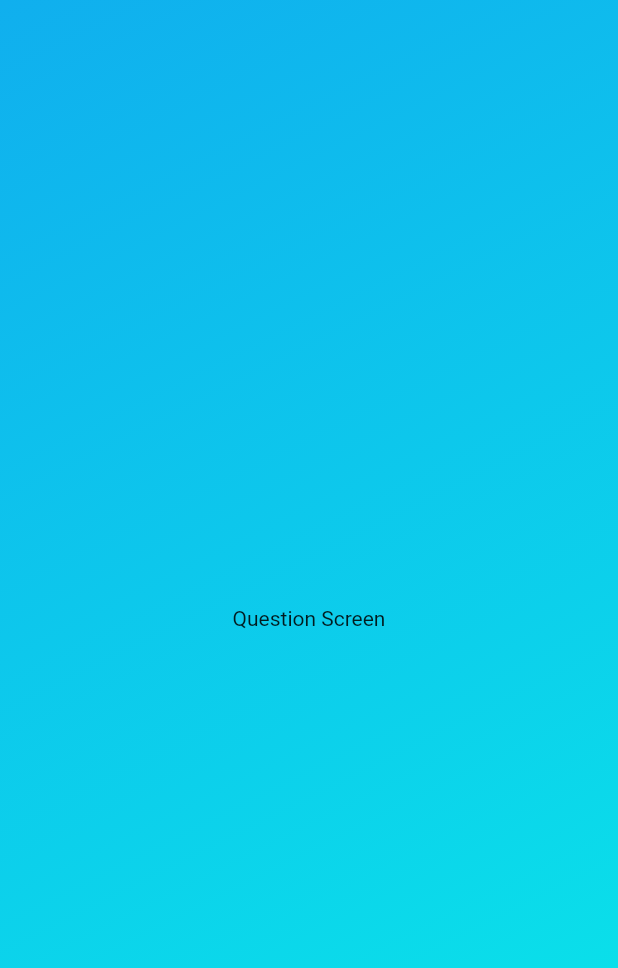
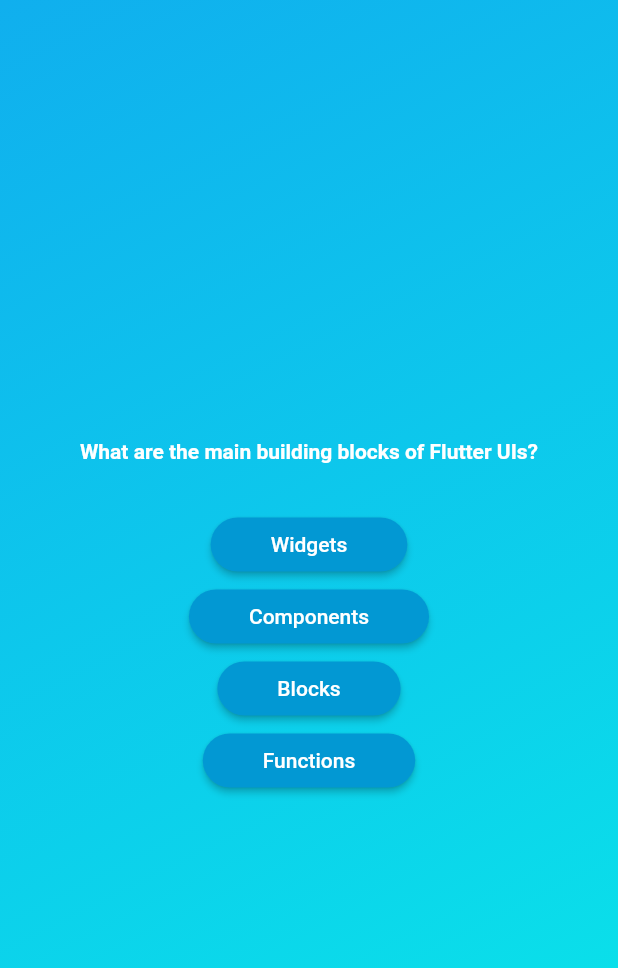
Before and after one commit to enescangull/quiz_app, a Flutter app: the screen it shows after launch, after a tap on "Start Quiz", on a phone screen of 412 x 824 dp. Shown: the top 968 px of the screen. Run offline on Flutter 3.47's test engine with Material 2 defaults, Android fonts, the phone set to English and light mode, and no system bars.

Commit message:
quiz screen edits

```diff
--- /dev/null
+++ b/lib/answer_button.dart
@@ -0,0 +1,29 @@
+import 'package:flutter/material.dart';
+
+class AnswerButton extends StatelessWidget {
+  const AnswerButton({
+    super.key,
+    required this.answerText,
+    required this.onTap,
+  });
+  final String answerText;
+  final void Function() onTap;
+  @override
+  Widget build(BuildContext context) {
+    return ElevatedButton(
+      onPressed: () {},
+      style: ElevatedButton.styleFrom(
+          padding: const EdgeInsets.symmetric(
+            vertical: 10,
+            horizontal: 40,
+          ),
+          backgroundColor: Color.fromARGB(255, 2, 152, 211),
+          foregroundColor: Colors.white,
+          shape:
+              RoundedRectangleBorder(borderRadius: BorderRadius.circular(40))),
+      child: Text(
+        answerText,
+      ),
+    );
+  }
+}
--- /dev/null
+++ b/lib/data/questions.dart
@@ -0,0 +1,55 @@
+import 'package:quiz_app/models/quiz_question.dart';
+
+const questions = [
+  QuizQuestion(
+    'What are the main building blocks of Flutter UIs?',
+    [
+      'Widgets',
+      'Components',
+      'Blocks',
+      'Functions',
+    ],
+  ),
+  QuizQuestion('How are Flutter UIs built?', [
+    'By combining widgets in code',
+    'By combining widgets in a visual editor',
+    'By defining widgets in config files',
+    'By using XCode for iOS and Android Studio for Android',
+  ]),
+  QuizQuestion(
+    'What\'s the purpose of a StatefulWidget?',
+    [
+      'Update UI as data changes',
+      'Update data as UI changes',
+      'Ignore data changes',
+      'Render UI that does not depend on data',
+    ],
+  ),
+  QuizQuestion(
+    'Which widget should you try to use more often: StatelessWidget or StatefulWidget?',
+    [
+      'StatelessWidget',
+      'StatefulWidget',
+      'Both are equally good',
+      'None of the above',
+    ],
+  ),
+  QuizQuestion(
+    'What happens if you change data in a StatelessWidget?',
+    [
+      'The UI is not updated',
+      'The UI is updated',
+      'The closest StatefulWidget is updated',
+      'Any nested StatefulWidgets are updated',
+    ],
+  ),
+  QuizQuestion(
+    'How should you update data inside of StatefulWidgets?',
+    [
+      'By calling setState()',
+      'By calling updateData()',
+      'By calling updateUI()',
+      'By calling updateState()',
+    ],
+  ),
+];
--- /dev/null
+++ b/lib/models/quiz_question.dart
@@ -0,0 +1,5 @@
+class QuizQuestion {
+  const QuizQuestion(this.text, this.answers);
+  final String text;
+  final List<String> answers;
+}
--- a/lib/question_screen.dart
+++ b/lib/question_screen.dart
@@ -1,4 +1,6 @@
 import 'package:flutter/material.dart';
+import 'package:quiz_app/answer_button.dart';
+import 'package:quiz_app/data/questions.dart';
 
 class QuestionScreen extends StatefulWidget {
   const QuestionScreen({super.key});
@@ -10,11 +12,28 @@ class QuestionScreen extends StatefulWidget {
 class _QuestionScreenState extends State<QuestionScreen> {
   @override
   Widget build(BuildContext context) {
-    return Center(
+    final currentQuestion = questions[0];
+    return SizedBox(
+      width: double.infinity,
       child: Column(
-        mainAxisSize: MainAxisSize.min,
-        children: const [
-          Text('Question Screen'),
+        mainAxisAlignment: MainAxisAlignment.center,
+        children: [
+          Text(
+            currentQuestion.text,
+            style: const TextStyle(
+              fontWeight: FontWeight.bold,
+              color: Colors.white,
+            ),
+          ),
+          const SizedBox(height: 30),
+          ...currentQuestion.answers.map(
+            (item) {
+              return AnswerButton(
+                answerText: item,
+                onTap: () {},
+              );
+            },
+          )
         ],
       ),
     );
```
Also changed, not shown: pubspec.lock, 1 other file.
